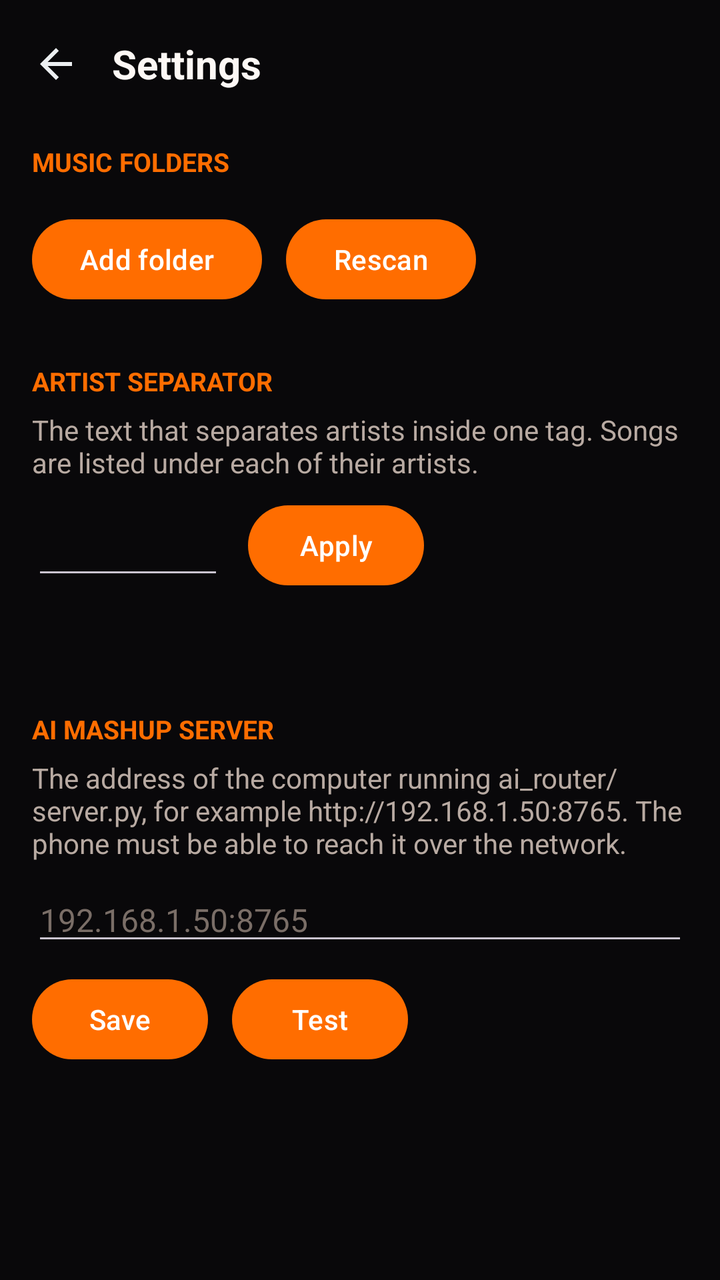
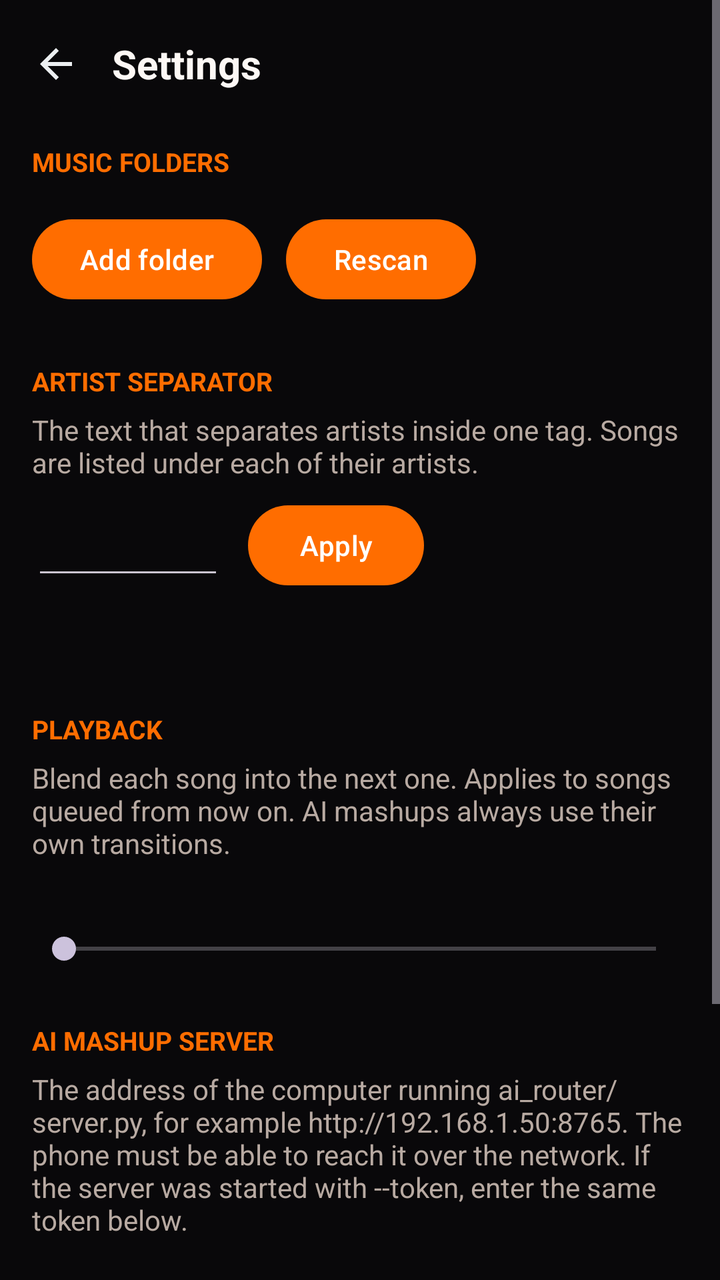

Two renders of the same Android screen: before a commit and after it. Below are the layout's source before the change and the commit's diff.
<!-- AndroidManifest.xml: application theme Theme.Mediaplayer -->
<!-- res/layout/fragment_settings.xml -->
<?xml version="1.0" encoding="utf-8"?>
<ScrollView xmlns:android="http://schemas.android.com/apk/res/android"
    android:layout_width="match_parent"
    android:layout_height="match_parent"
    android:background="@color/background">

    <LinearLayout
        android:layout_width="match_parent"
        android:layout_height="wrap_content"
        android:orientation="vertical"
        android:paddingBottom="24dp">

        <LinearLayout
            android:layout_width="match_parent"
            android:layout_height="64dp"
            android:gravity="center_vertical"
            android:orientation="horizontal">

            <FrameLayout
                android:id="@+id/settingsBack"
                android:layout_width="56dp"
                android:layout_height="56dp"
                android:background="@drawable/player_cell_bg"
                android:clickable="true"
                android:contentDescription="@string/settings_back"
                android:focusable="true">

                <ImageView
                    android:layout_width="24dp"
                    android:layout_height="24dp"
                    android:layout_gravity="center"
                    android:contentDescription="@null"
                    android:src="@drawable/player_ic_back"
                    android:tint="#ECEFF1" />
            </FrameLayout>

            <TextView
                android:layout_width="wrap_content"
                android:layout_height="wrap_content"
                android:text="@string/settings_title"
                android:textColor="@color/text_primary"
                android:textSize="20sp"
                android:textStyle="bold" />
        </LinearLayout>

        <LinearLayout
            android:layout_width="match_parent"
            android:layout_height="wrap_content"
            android:orientation="vertical"
            android:paddingLeft="16dp"
            android:paddingRight="16dp">

            <TextView
                android:layout_width="wrap_content"
                android:layout_height="wrap_content"
                android:layout_marginTop="8dp"
                android:text="@string/settings_folders"
                android:textColor="@color/accent"
                android:textSize="13sp"
                android:textStyle="bold" />

            <LinearLayout
                android:id="@+id/settingsFolders"
                android:layout_width="match_parent"
                android:layout_height="wrap_content"
                android:layout_marginTop="8dp"
                android:orientation="vertical" />

            <LinearLayout
                android:layout_width="match_parent"
                android:layout_height="wrap_content"
                android:layout_marginTop="8dp"
                android:gravity="center_vertical"
                android:orientation="horizontal">

                <Button
                    android:id="@+id/settingsAddFolder"
                    android:layout_width="wrap_content"
                    android:layout_height="wrap_content"
                    android:text="@string/settings_add_folder" />

                <Button
                    android:id="@+id/settingsRescan"
                    android:layout_width="wrap_content"
                    android:layout_height="wrap_content"
                    android:layout_marginLeft="12dp"
                    android:text="@string/settings_rescan" />

                <TextView
                    android:id="@+id/settingsScan"
                    android:layout_width="0dp"
                    android:layout_height="wrap_content"
                    android:layout_marginLeft="12dp"
                    android:layout_weight="1"
                    android:textColor="@color/text_secondary"
                    android:textSize="13sp" />
            </LinearLayout>

            <TextView
                android:layout_width="wrap_content"
                android:layout_height="wrap_content"
                android:layout_marginTop="28dp"
                android:text="@string/settings_separator_title"
                android:textColor="@color/accent"
                android:textSize="13sp"
                android:textStyle="bold" />

            <TextView
                android:layout_width="match_parent"
                android:layout_height="wrap_content"
                android:layout_marginTop="6dp"
                android:text="@string/settings_separator_help"
                android:textColor="@color/text_secondary"
                android:textSize="14sp" />

            <LinearLayout
                android:layout_width="match_parent"
                android:layout_height="wrap_content"
                android:layout_marginTop="8dp"
                android:gravity="center_vertical"
                android:orientation="horizontal">

                <EditText
                    android:id="@+id/settingsSeparator"
                    android:layout_width="96dp"
                    android:layout_height="wrap_content"
                    android:gravity="center"
                    android:importantForAutofill="no"
                    android:inputType="text"
                    android:maxLength="8"
                    android:maxLines="1"
                    android:textColor="@color/text_primary"
                    android:textSize="20sp" />

                <Button
                    android:id="@+id/settingsApply"
                    android:layout_width="wrap_content"
                    android:layout_height="wrap_content"
                    android:layout_marginLeft="12dp"
                    android:text="@string/settings_apply" />
            </LinearLayout>

            <TextView
                android:id="@+id/settingsPreview"
                android:layout_width="match_parent"
                android:layout_height="wrap_content"
                android:layout_marginTop="12dp"
                android:lineSpacingExtra="4dp"
                android:textColor="@color/text_secondary"
                android:textSize="14sp" />

            <TextView
                android:layout_width="wrap_content"
                android:layout_height="wrap_content"
                android:layout_marginTop="28dp"
                android:text="@string/settings_ai_title"
                android:textColor="@color/accent"
                android:textSize="13sp"
                android:textStyle="bold" />

            <TextView
                android:layout_width="match_parent"
                android:layout_height="wrap_content"
                android:layout_marginTop="6dp"
                android:text="@string/settings_ai_help"
                android:textColor="@color/text_secondary"
                android:textSize="14sp" />

            <EditText
                android:id="@+id/settingsAiServer"
                android:layout_width="match_parent"
                android:layout_height="wrap_content"
                android:layout_marginTop="8dp"
                android:hint="@string/mashup_server_hint"
                android:importantForAutofill="no"
                android:inputType="textUri"
                android:maxLength="200"
                android:maxLines="1"
                android:textColor="@color/text_primary"
                android:textColorHint="@color/text_muted"
                android:textSize="16sp" />

            <LinearLayout
                android:layout_width="match_parent"
                android:layout_height="wrap_content"
                android:layout_marginTop="8dp"
                android:gravity="center_vertical"
                android:orientation="horizontal">

                <Button
                    android:id="@+id/settingsAiSave"
                    android:layout_width="wrap_content"
                    android:layout_height="wrap_content"
                    android:text="@string/settings_ai_save" />

                <Button
                    android:id="@+id/settingsAiTest"
                    android:layout_width="wrap_content"
                    android:layout_height="wrap_content"
                    android:layout_marginLeft="12dp"
                    android:text="@string/settings_ai_test" />
            </LinearLayout>

            <TextView
                android:id="@+id/settingsAiStatus"
                android:layout_width="match_parent"
                android:layout_height="wrap_content"
                android:layout_marginTop="8dp"
                android:textColor="@color/text_secondary"
                android:textSize="14sp" />
        </LinearLayout>
    </LinearLayout>
</ScrollView>
<!-- resources referenced by this layout -->
<resources>
  <color name="accent">#FFFF6D00</color>
  <color name="background">#FF09080A</color>
  <color name="text_muted">#FF7A6E67</color>
  <color name="text_primary">#FFFDF8F5</color>
  <color name="text_secondary">#FFB8AAA2</color>
  <!-- drawable player_cell_bg (drawable) -->
  <?xml version="1.0" encoding="utf-8"?>
  <selector xmlns:android="http://schemas.android.com/apk/res/android"
      android:exitFadeDuration="150">
      <item android:state_pressed="true">
          <shape android:shape="rectangle">
              <corners android:radius="14dp" />
              <solid android:color="#26FFFFFF" />
          </shape>
      </item>
      <item>
          <shape android:shape="rectangle">
              <solid android:color="#00000000" />
          </shape>
      </item>
  </selector>
  <!-- drawable player_ic_back (drawable) -->
  <vector xmlns:android="http://schemas.android.com/apk/res/android"
      android:width="24dp"
      android:height="24dp"
      android:viewportWidth="24"
      android:viewportHeight="24">
      <path
          android:fillColor="#FFFFFFFF"
          android:pathData="M20,11H7.83l5.59,-5.59L12,4l-8,8 8,8 1.41,-1.41L7.83,13H20v-2z" />
  </vector>
  <string name="mashup_server_hint">192.168.1.50:8765</string>
  <string name="settings_add_folder">Add folder</string>
  <string name="settings_ai_help">The address of the computer running ai_router/server.py, for example http://192.168.1.50:8765. The phone must be able to reach it over the network.</string>
  <string name="settings_ai_save">Save</string>
  <string name="settings_ai_test">Test</string>
  <string name="settings_ai_title">AI MASHUP SERVER</string>
  <string name="settings_apply">Apply</string>
  <string name="settings_back">Back</string>
  <string name="settings_folders">MUSIC FOLDERS</string>
  <string name="settings_rescan">Rescan</string>
  <string name="settings_separator_help">The text that separates artists inside one tag. Songs are listed under each of their artists.</string>
  <string name="settings_separator_title">ARTIST SEPARATOR</string>
  <string name="settings_title">Settings</string>
  <style name="Theme.Mediaplayer" parent="Theme.Material3.Dark.NoActionBar">
          <item name="colorPrimary">@color/accent</item>
          <item name="colorOnPrimary">#FFFFFFFF</item>
          <item name="android:colorBackground">@color/background</item>
          <item name="android:windowBackground">@color/background</item>
          <item name="android:statusBarColor">@color/background</item>
          <item name="android:navigationBarColor">@color/background</item>
          <item name="android:windowSplashScreenBackground" tools:targetApi="31">@color/background</item>
          <item name="android:windowSplashScreenAnimatedIcon" tools:targetApi="31">@drawable/ic_splash_empty</item>
          <item name="android:windowSplashScreenAnimationDuration" tools:targetApi="31">0</item>
      </style>
  <!-- drawable ic_splash_empty (drawable) -->
  <?xml version="1.0" encoding="utf-8"?>
  <vector xmlns:android="http://schemas.android.com/apk/res/android"
      android:width="1dp"
      android:height="1dp"
      android:viewportWidth="1"
      android:viewportHeight="1" />
</resources>

<!-- the commit's change to res/layout/fragment_settings.xml (unified diff, before → after) -->
@@ -153,6 +153,38 @@
                 android:layout_width="wrap_content"
                 android:layout_height="wrap_content"
                 android:layout_marginTop="28dp"
+                android:text="@string/settings_crossfade_title"
+                android:textColor="@color/accent"
+                android:textSize="13sp"
+                android:textStyle="bold" />
+
+            <TextView
+                android:layout_width="match_parent"
+                android:layout_height="wrap_content"
+                android:layout_marginTop="6dp"
+                android:text="@string/settings_crossfade_help"
+                android:textColor="@color/text_secondary"
+                android:textSize="14sp" />
+
+            <TextView
+                android:id="@+id/settingsCrossfadeValue"
+                android:layout_width="match_parent"
+                android:layout_height="wrap_content"
+                android:layout_marginTop="10dp"
+                android:textColor="@color/text_primary"
+                android:textSize="15sp" />
+
+            <SeekBar
+                android:id="@+id/settingsCrossfade"
+                android:layout_width="match_parent"
+                android:layout_height="wrap_content"
+                android:layout_marginTop="4dp"
+                android:contentDescription="@string/settings_crossfade_title" />
+
+            <TextView
+                android:layout_width="wrap_content"
+                android:layout_height="wrap_content"
+                android:layout_marginTop="28dp"
                 android:text="@string/settings_ai_title"
                 android:textColor="@color/accent"
                 android:textSize="13sp"
@@ -180,6 +212,20 @@
                 android:textColorHint="@color/text_muted"
                 android:textSize="16sp" />
 
+            <EditText
+                android:id="@+id/settingsAiToken"
+                android:layout_width="match_parent"
+                android:layout_height="wrap_content"
+                android:layout_marginTop="4dp"
+                android:hint="@string/settings_ai_token_hint"
+                android:importantForAutofill="no"
+                android:inputType="textPassword"
+                android:maxLength="128"
+                android:maxLines="1"
+                android:textColor="@color/text_primary"
+                android:textColorHint="@color/text_muted"
+                android:textSize="16sp" />
+
             <LinearLayout
                 android:layout_width="match_parent"
                 android:layout_height="wrap_content"
<!-- resource entries referenced after the edit -->
@@ -33,12 +33,15 @@
   </vector>
   <string name="mashup_server_hint">192.168.1.50:8765</string>
   <string name="settings_add_folder">Add folder</string>
-  <string name="settings_ai_help">The address of the computer running ai_router/server.py, for example http://192.168.1.50:8765. The phone must be able to reach it over the network.</string>
+  <string name="settings_ai_help">The address of the computer running ai_router/server.py, for example http://192.168.1.50:8765. The phone must be able to reach it over the network. If the server was started with --token, enter the same token below.</string>
   <string name="settings_ai_save">Save</string>
   <string name="settings_ai_test">Test</string>
   <string name="settings_ai_title">AI MASHUP SERVER</string>
+  <string name="settings_ai_token_hint">Server token (optional)</string>
   <string name="settings_apply">Apply</string>
   <string name="settings_back">Back</string>
+  <string name="settings_crossfade_help">Blend each song into the next one. Applies to songs queued from now on. AI mashups always use their own transitions.</string>
+  <string name="settings_crossfade_title">PLAYBACK</string>
   <string name="settings_folders">MUSIC FOLDERS</string>
   <string name="settings_rescan">Rescan</string>
   <string name="settings_separator_help">The text that separates artists inside one tag. Songs are listed under each of their artists.</string>
